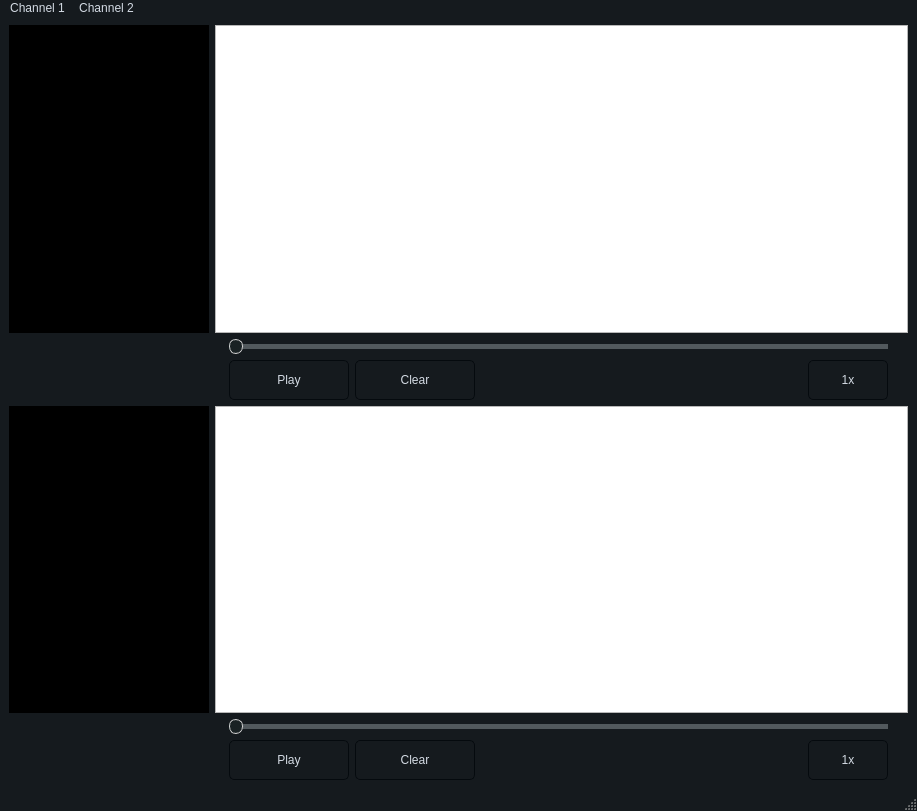
Above: main.ui from amirhesham65/signal_studio before the change. Below: the same form after it.
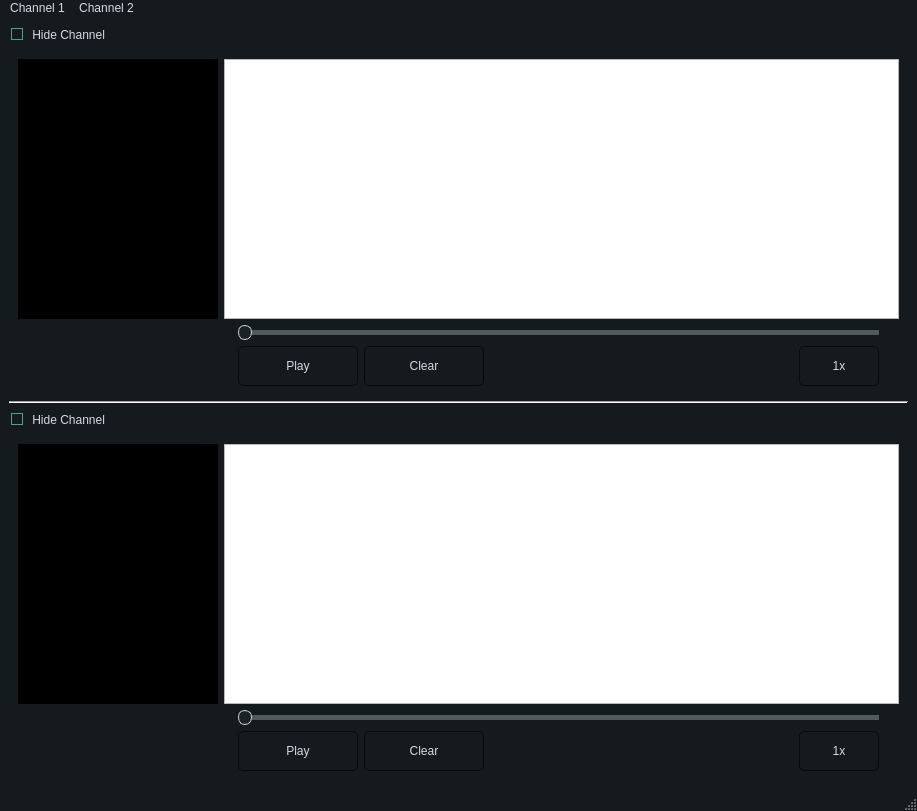
That is the form after the change. Custom widgets are drawn as their Qt base class.

Commit message: Add Show/Hide channel

Diff of the .ui file:
```diff
--- a/main.ui
+++ b/main.ui
@@ -447,7 +447,19 @@
 }</string>
   </property>
   <widget class="QWidget" name="centralwidget">
-   <layout class="QVBoxLayout" name="verticalLayout_3">
+   <layout class="QVBoxLayout" name="verticalLayout_7">
+    <item>
+     <layout class="QVBoxLayout" name="verticalLayout_4">
+      <item>
+       <widget class="QCheckBox" name="hide_channel_1_chk">
+        <property name="text">
+         <string> Hide Channel</string>
+        </property>
+       </widget>
+      </item>
+      <item>
+       <widget class="QWidget" name="channel_1" native="true">
+        <layout class="QVBoxLayout" name="channel_1_layout">
     <item>
      <layout class="QHBoxLayout" name="horizontalLayout_3" stretch="1,4">
       <item>
@@ -585,6 +597,30 @@
       </item>
      </layout>
     </item>
+        </layout>
+       </widget>
+      </item>
+     </layout>
+    </item>
+    <item>
+     <widget class="Line" name="line">
+      <property name="orientation">
+       <enum>Qt::Horizontal</enum>
+      </property>
+     </widget>
+    </item>
+    <item>
+     <layout class="QVBoxLayout" name="verticalLayout_6">
+      <item>
+       <widget class="QCheckBox" name="hide_channel_2_chk">
+        <property name="text">
+         <string> Hide Channel</string>
+        </property>
+       </widget>
+      </item>
+      <item>
+       <widget class="QWidget" name="channel_2" native="true">
+        <layout class="QVBoxLayout" name="channel_1_layout_2">
     <item>
      <layout class="QHBoxLayout" name="horizontalLayout_5" stretch="1,4">
       <item>
@@ -716,6 +752,11 @@
          </layout>
         </item>
        </layout>
+           </item>
+          </layout>
+         </item>
+        </layout>
+       </widget>
       </item>
      </layout>
     </item>
```
Lines whose indentation alone changed are shown as unchanged. The commit also changes 1 other file.
